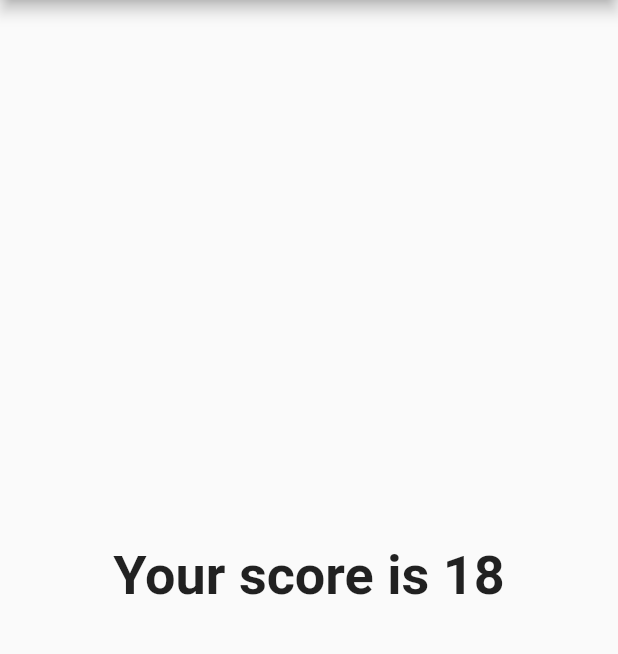
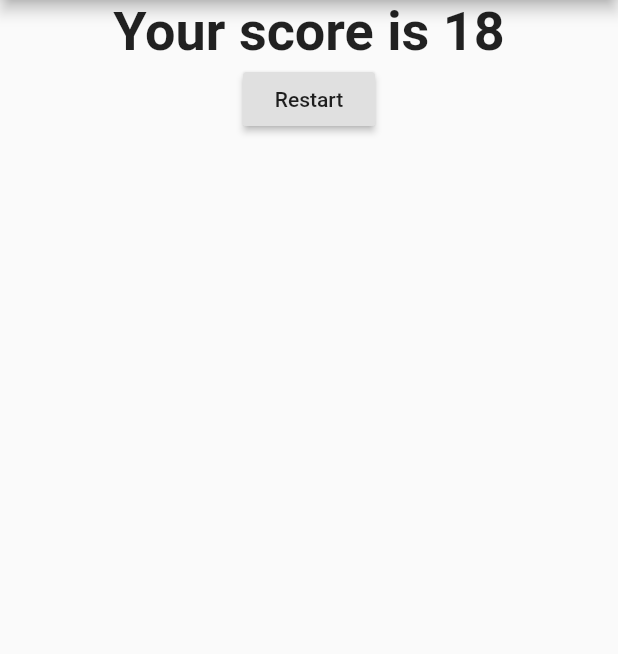
Before and after one commit to shuhei-fujita/flutter_quiz_app, a Flutter app: the screen it shows after launch, after a tap on "Red", after a tap on "Blue", after a tap on "Yellow", on a phone screen of 412 x 824 dp, the part 84-738 px from its top. Run offline on Flutter 3.47's test engine with Material 2 defaults, Android fonts, the phone set to English and light mode, and no system bars.

Commit message:
resetButton の実装

```diff
--- a/lib/main.dart
+++ b/lib/main.dart
@@ -59,7 +59,13 @@ class _MyAppState extends State<MyApp> {
     }else{
       print('No more questions!');
     }
+  }
 
+  void _resetQuiz() {
+    setState(() {
+      _questionIndex = 0;
+      _totalScroe = 0;
+    });
   }
 
   @override
@@ -70,7 +76,7 @@ class _MyAppState extends State<MyApp> {
         appBar: AppBar(title: Text('Quiz App'),),
         body: _questionIndex < _questions.length
             ? Quiz(answerQuestion: _answerQuestion, questionIndex: _questionIndex, questions: _questions,)
-            : Result(_totalScroe),
+            : Result(_totalScroe, _resetQuiz),
       ),
     );
   }
--- a/lib/result.dart
+++ b/lib/result.dart
@@ -4,15 +4,16 @@ import 'package:flutter/material.dart';
 class Result extends StatelessWidget {
 
   final int resultScore;
+  final Function resetHandler;
 
-  Result(this.resultScore);
+  Result(this.resultScore, this.resetHandler);
 
   // getter
   String get resultPhrase {
 
     String resultText;
 
-    if(resultScore > 20) {
+    if(resultScore > 100) {
       resultText = 'Your score is Good';
     } else {
       resultText = 'Your score is ${resultScore}';
@@ -24,9 +25,17 @@ class Result extends StatelessWidget {
   @override
   Widget build(BuildContext context) {
     return Center(
-        child: Text(
-          resultPhrase,
-          style: TextStyle(fontSize: 36, fontWeight: FontWeight.bold),
+        child: Column(
+          children: <Widget>[
+            Text(
+              resultPhrase,
+              style: TextStyle(fontSize: 36, fontWeight: FontWeight.bold),
+            ),
+            RaisedButton(
+              child: Text('Restart'),
+              onPressed: resetHandler,
+            ),
+          ],
         )
     );
   }
```
